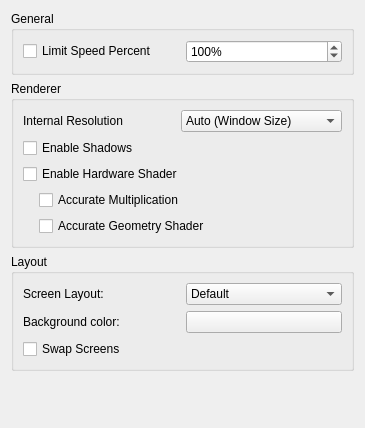
This is src/citra_qt/configuration/configure_graphics.ui in grimtnt/citra as Qt 5 draws it before an edit. The edited form follows.
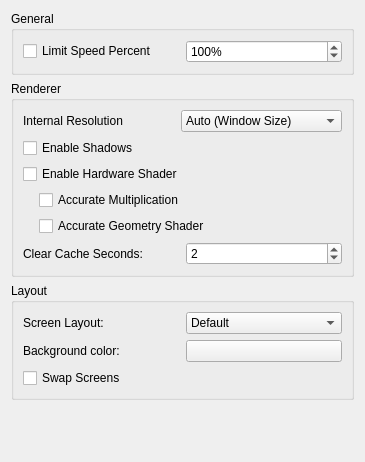
This is the edited form.

Commit message: Add clear cache seconds setting

```diff
--- a/src/citra_qt/configuration/configure_graphics.ui
+++ b/src/citra_qt/configuration/configure_graphics.ui
@@ -7,7 +7,7 @@
     <x>0</x>
     <y>0</y>
     <width>365</width>
-    <height>428</height>
+    <height>462</height>
    </rect>
   </property>
   <property name="windowTitle">
@@ -181,6 +181,30 @@
         </layout>
        </widget>
       </item>
+      <item>
+       <layout class="QHBoxLayout" name="horizontalLayout_5">
+        <item>
+         <widget class="QLabel" name="label_2">
+          <property name="text">
+           <string>Clear Cache Seconds:</string>
+          </property>
+         </widget>
+        </item>
+        <item>
+         <widget class="QSpinBox" name="clear_cache_secs">
+          <property name="minimum">
+           <number>1</number>
+          </property>
+          <property name="maximum">
+           <number>3600</number>
+          </property>
+          <property name="value">
+           <number>2</number>
+          </property>
+         </widget>
+        </item>
+       </layout>
+      </item>
      </layout>
     </widget>
    </item>
```
The commit also changes 6 other files.
